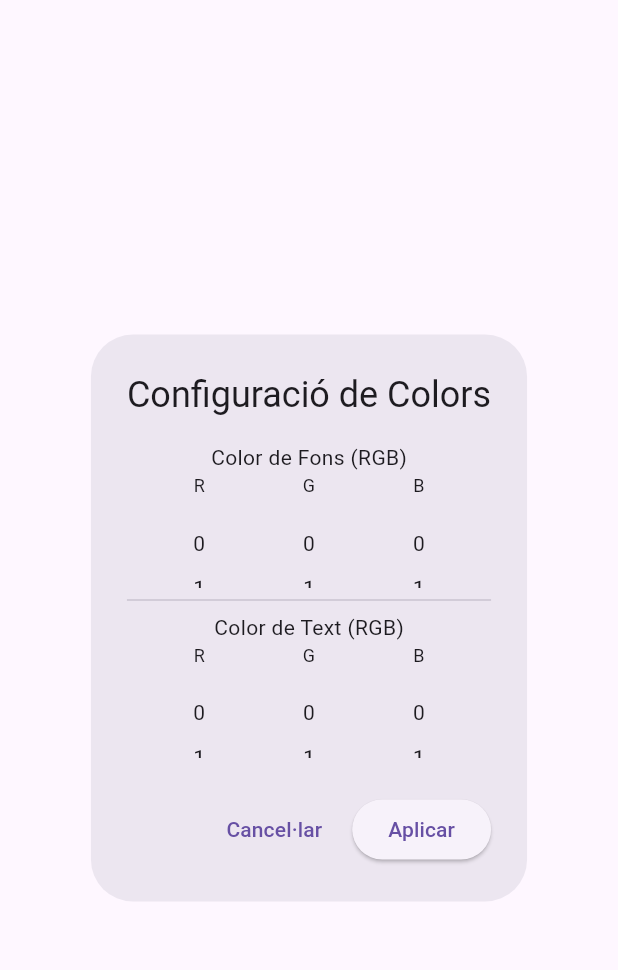
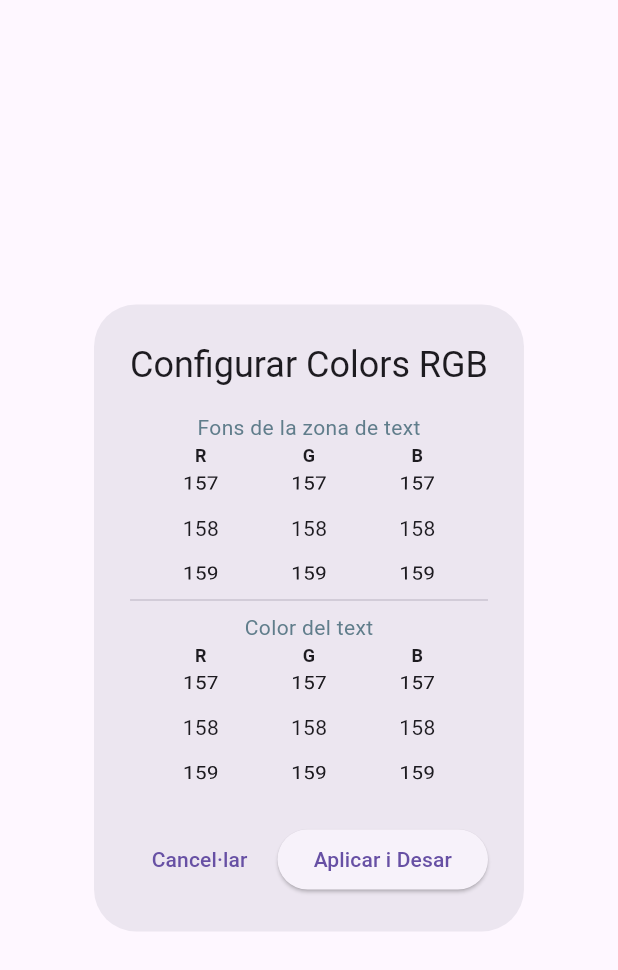
Before and after one commit to lobandolerpi/flutter_0488_components_custom, a Flutter app: the ConfigColorDialog widget shown alone on an empty page, opened directly with empty values, on a phone screen of 412 x 824 dp. Shown: the top 970 px of the screen. Run offline on Flutter 3.47's test engine with Material 3 defaults, Android fonts, the phone set to English and light mode, and no system bars; our stand-ins replace file_picker; missing offline and left inert: window_manager.

Commit message:
Funciona, disseny terrible

```diff
--- a/data/persistencia.txt
+++ b/data/persistencia.txt
@@ -1,3 +1,3 @@
-4278190080
-4278191360
+4289096502
+4278209024
 /home/pbv/Pictures
--- a/lib/view/widgets/config_color_dialog.dart
+++ b/lib/view/widgets/config_color_dialog.dart
@@ -16,78 +16,111 @@ class ConfigColorDialog extends StatefulWidget {
 }
 
 class _ConfigColorDialogState extends State<ConfigColorDialog> {
-  late int rf, gf, bf; // ESTATS Red, Green, Blue Fons
-  late int rt, gt, bt; // ESTATS Red, Green, Blue Text
+  // 1. Valors d'estat local (esborrany)
+  late int rf, gf, bf, rt, gt, bt;
+
+  // 2. Controladors per als 6 Spinners (perquè apuntin al valor actual)
+  late FixedExtentScrollController ctrlRF,
+      ctrlGF,
+      ctrlBF,
+      ctrlRT,
+      ctrlGT,
+      ctrlBT;
 
   @override
   void initState() {
     super.initState();
-    rf = widget.initialFons.r.toInt();
-    // Nota: Flutter 3.22+ fa servir .r, .g, .b (0.0 a 1.0)
-    gf = widget.initialFons.g.toInt();
-    // O .red, .green, .blue (0 a 255) segons versió.
-    bf = widget.initialFons.b.toInt();
-    rt = widget.initialText.r.toInt();
-    gt = widget.initialText.g.toInt();
-    bt = widget.initialText.b.toInt();
+    // Inicialitzem valors des del color rebut
+    rf = widget.initialFons.red;
+    gf = widget.initialFons.green;
+    bf = widget.initialFons.blue;
+    rt = widget.initialText.red;
+    gt = widget.initialText.green;
+    bt = widget.initialText.blue;
+
+    // Inicialitzem els controladors amb la posició correcta
+    ctrlRF = FixedExtentScrollController(initialItem: rf);
+    ctrlGF = FixedExtentScrollController(initialItem: gf);
+    ctrlBF = FixedExtentScrollController(initialItem: bf);
+    ctrlRT = FixedExtentScrollController(initialItem: rt);
+    ctrlGT = FixedExtentScrollController(initialItem: gt);
+    ctrlBT = FixedExtentScrollController(initialItem: bt);
+  }
+
+  @override
+  void dispose() {
+    // Bona pràctica: Alliberar memòria
+    for (var c in [ctrlRF, ctrlGF, ctrlBF, ctrlRT, ctrlGT, ctrlBT]) {
+      c.dispose();
+    }
+    super.dispose();
   }
 
   @override
   Widget build(BuildContext context) {
     return AlertDialog(
-      title: const Text("Configuració de Colors"),
-      content: Column(
-        mainAxisSize: MainAxisSize.min,
+      title: const Text("Configurar Colors RGB"),
+      content: SingleChildScrollView(
+        child: Column(
           children: [
-          const Text("Color de Fons (RGB)"),
+            const Text(
+              "Fons de la zona de text",
+              style: TextStyle(color: Colors.blueGrey),
+            ),
             Row(
               mainAxisAlignment: MainAxisAlignment.spaceEvenly,
-            // Cada vegada que es mou l’Spinner (onChanged)
-            // actualitzem l’estat amb setState
-            // Flutter torna a executar el mètode build del diàleg.
               children: [
                 ColorSpinner(
                   label: "R",
                   value: rf,
-                onChanged: (v) => setState(() => rf = v),
-              ), // , color: Colors.red
+                  controller: ctrlRF,
+                  onChanged: (v) => rf = v,
+                ),
                 ColorSpinner(
                   label: "G",
                   value: gf,
-                onChanged: (v) => setState(() => gf = v),
+                  controller: ctrlGF,
+                  onChanged: (v) => gf = v,
                 ),
                 ColorSpinner(
                   label: "B",
                   value: bf,
-                onChanged: (v) => setState(() => bf = v),
+                  controller: ctrlBF,
+                  onChanged: (v) => bf = v,
                 ),
               ],
             ),
             const Divider(),
-          const Text("Color de Text (RGB)"),
+            const Text(
+              "Color del text",
+              style: TextStyle(color: Colors.blueGrey),
+            ),
             Row(
               mainAxisAlignment: MainAxisAlignment.spaceEvenly,
               children: [
                 ColorSpinner(
                   label: "R",
                   value: rt,
-                onChanged: (v) => setState(() => rt = v),
+                  controller: ctrlRT,
+                  onChanged: (v) => rt = v,
                 ),
                 ColorSpinner(
                   label: "G",
                   value: gt,
-                onChanged: (v) => setState(() => gt = v),
+                  controller: ctrlGT,
+                  onChanged: (v) => gt = v,
                 ),
                 ColorSpinner(
                   label: "B",
                   value: bt,
-                onChanged: (v) => setState(() => bt = v),
+                  controller: ctrlBT,
+                  onChanged: (v) => bt = v,
                 ),
               ],
             ),
           ],
         ),
-
+      ),
       actions: [
         TextButton(
           onPressed: () => Navigator.pop(context),
@@ -95,15 +128,13 @@ class _ConfigColorDialogState extends State<ConfigColorDialog> {
         ),
         ElevatedButton(
           onPressed: () {
-            final fons = Color.fromARGB(255, rf, gf, bf);
-            final text = Color.fromARGB(255, rt, gt, bt);
-            Navigator.pop(context, {'fons': fons, 'text': text});
+            // Retornem els dos nous colors creats des del diàleg
+            Navigator.pop(context, {
+              'fons': Color.fromARGB(255, rf, gf, bf),
+              'text': Color.fromARGB(255, rt, gt, bt),
+            });
           },
-          // El diàleg no coneix el ViewModel
-          // (per mantenir el desacoblament).
-          // El diàleg simplement "retorna"
-          // un paquet de dades a qui l'ha cridat.
-          child: const Text("Aplicar"),
+          child: const Text("Aplicar i Desar"),
         ),
       ],
     );
--- a/lib/view/widgets/spinner_color.dart
+++ b/lib/view/widgets/spinner_color.dart
@@ -4,28 +4,37 @@ class ColorSpinner extends StatelessWidget {
   final String label;
   final int value;
   final ValueChanged<int> onChanged;
+  // Afegim el controlador per poder situar l'spinner en el valor inicial
+  final FixedExtentScrollController controller;
 
   const ColorSpinner({
     super.key,
     required this.label,
     required this.value,
     required this.onChanged,
+    required this.controller, // Obligatori per la lògica de scroll
   });
 
   @override
   Widget build(BuildContext context) {
     return Column(
       children: [
-        Text(label, style: const TextStyle(fontSize: 12)),
+        Text(
+          label,
+          style: const TextStyle(fontSize: 12, fontWeight: FontWeight.bold),
+        ),
         SizedBox(
-          height: 60,
+          height: 80, // Una mica més d'alçada per millorar l'UX
           width: 50,
           child: ListWheelScrollView.useDelegate(
+            controller: controller, // Connectem el controlador
             itemExtent: 30,
-            onSelectedItemChanged: (index) => onChanged(index),
+            onSelectedItemChanged: onChanged,
             physics: const FixedExtentScrollPhysics(),
             childDelegate: ListWheelChildBuilderDelegate(
-              builder: (context, index) => Center(child: Text("$index")),
+              builder: (context, index) => Center(
+                child: Text("$index", style: const TextStyle(fontSize: 14)),
+              ),
               childCount: 256,
             ),
           ),
```
Lines whose indentation alone changed are shown as unchanged.
